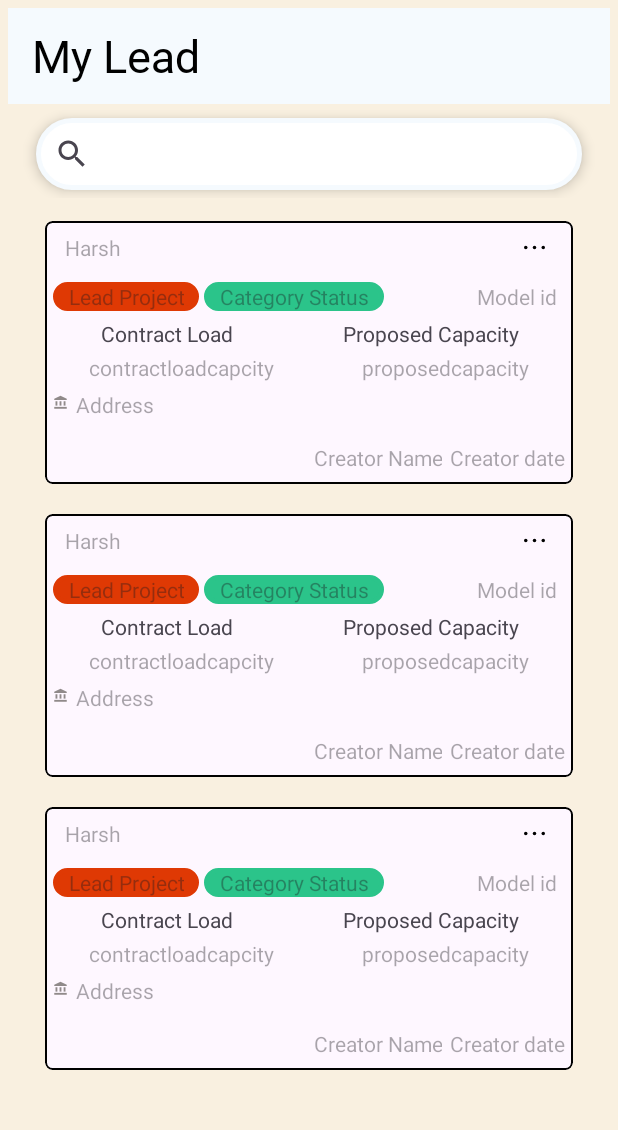
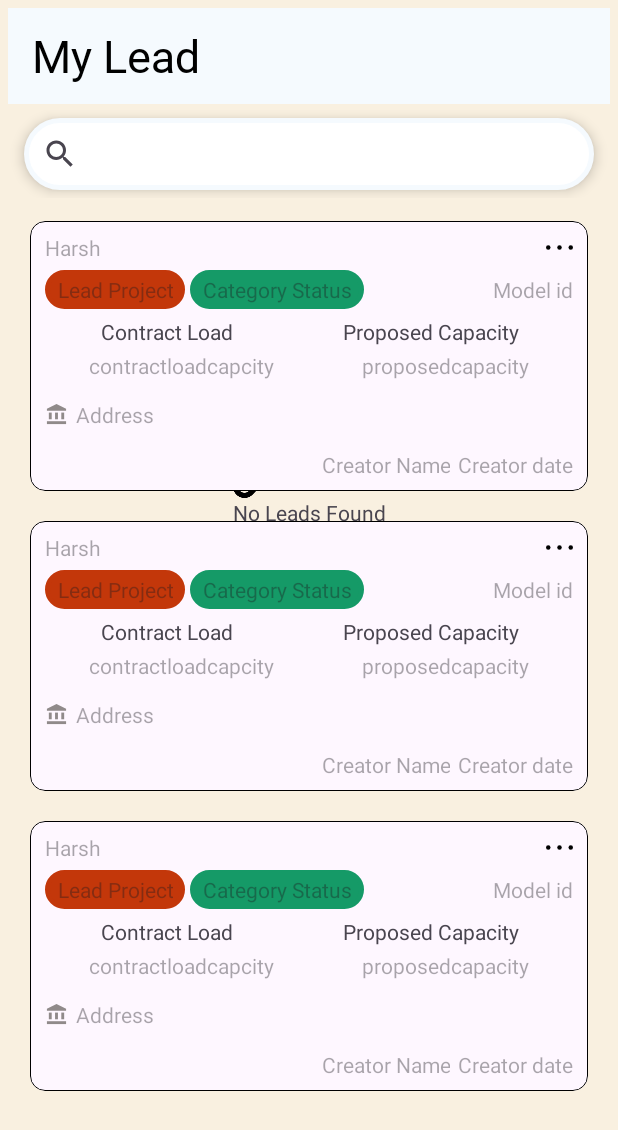
Before and after one commit to harsh23-06/AhaSolar_app, an Android app: the layout activity_lead_list.xml on its own in the app's theme, with its tools: preview values and no code run, on a phone screen of 412 x 824 dp. Shown: the top 1130 px of the screen. Run offline under Robolectric (Android 15) with nearby library versions, the phone set to English and light mode, and no system bars.

```diff
--- /dev/null
+++ b/app/src/main/java/com/example/ahasolarapp/model/OtpVerifyRequest.kt
@@ -0,0 +1,6 @@
+package com.example.ahasolarapp.model
+
+data class OtpVerifyRequest(
+    val mobile: String,
+    val otp: String
+)
--- a/app/src/main/res/layout/activity_lead_list.xml
+++ b/app/src/main/res/layout/activity_lead_list.xml
@@ -67,14 +67,38 @@
             android:id="@+id/search_bar"
             android:layout_width="match_parent"
             android:layout_height="match_parent"
-            android:layout_marginHorizontal="20dp"
+            android:layout_marginHorizontal="12dp"
             android:layout_marginTop="5dp"
             android:layout_marginBottom="5dp"
             android:elevation="5dp"
+            app:queryBackground="@null"
             android:focusable="true"
             android:background="@drawable/custom_search"
             app:queryHint="@string/search_here">
         </androidx.appcompat.widget.SearchView>
+        </LinearLayout>
+
+
+        <LinearLayout
+            android:layout_width="wrap_content"
+            android:layout_height="wrap_content"
+            android:layout_marginTop="110dp"
+            app:layout_constraintTop_toBottomOf="@id/search_barLL"
+            app:layout_constraintStart_toStartOf="parent"
+            app:layout_constraintEnd_toEndOf="parent"
+            android:id="@+id/no_res_foundLL"
+            android:orientation="vertical">
+
+            <ImageView
+                android:layout_width="90dp"
+                android:layout_height="90dp"
+                android:src="@drawable/no_results"
+                android:id="@+id/noResImg"/>
+            <TextView
+                android:layout_width="wrap_content"
+                android:layout_height="wrap_content"
+                android:id="@+id/noResult"
+                android:text="No Leads Found"/>
         </LinearLayout>
 
         <androidx.recyclerview.widget.RecyclerView
--- a/app/src/main/res/layout/lead_item.xml
+++ b/app/src/main/res/layout/lead_item.xml
@@ -13,24 +13,27 @@
     <com.google.android.material.card.MaterialCardView
         android:layout_width="match_parent"
         android:layout_height="wrap_content"
-        android:layout_margin="10dp"
+        android:layout_marginTop="10dp"
+        android:layout_marginBottom="10dp"
         android:elevation="5dp"
+        android:shadowColor="#535353"
         android:background="@color/off_white"
         app:strokeColor="@color/black"
-        app:cardCornerRadius="5dp">
+        app:strokeWidth="0.5dp"
+        app:cardCornerRadius="10dp">
 
         <androidx.constraintlayout.widget.ConstraintLayout
             android:layout_width="match_parent"
             android:layout_height="match_parent"
+            android:layout_marginHorizontal="10dp"
             >
 
             <LinearLayout
                 android:id="@+id/linearLayout1"
                 android:layout_width="match_parent"
                 android:layout_height="wrap_content"
-                android:layout_marginHorizontal="5dp"
                 android:orientation="horizontal"
-
+                android:layout_marginTop="8dp"
                 app:layout_constraintStart_toStartOf="parent"
                 app:layout_constraintTop_toTopOf="parent">
 
@@ -43,17 +46,14 @@
                     android:maxLength="25"
                     android:hint="Harsh"
                     android:maxLines="1"
-                    android:padding="8dp"
-                    android:text="@{model.projectName+` (`+String.valueOf(model.pvCapacity)+` kW)`}"
+                    android:text="@{model.projectName + ` (` + (model.pvCapacity &lt; 0.0 ? `-` : String.valueOf(model.pvCapacity)) + ` kW)`}"
                     />
 
                 <ImageView
                     android:id="@+id/popupMenu"
-                    android:layout_width="30dp"
-                    android:layout_height="30dp"
+                    android:layout_width="18dp"
+                    android:layout_height="18dp"
                     android:layout_gravity="center_vertical"
-                    android:layout_marginEnd="5dp"
-                    android:padding="8dp"
                     android:src="@drawable/menu_dots" />
             </LinearLayout>
 
@@ -61,7 +61,6 @@
                 android:id="@+id/linearLayout2"
                 android:layout_width="match_parent"
                 android:layout_height="wrap_content"
-                android:layout_marginHorizontal="5dp"
                 android:layout_marginTop="5dp"
                 android:orientation="horizontal"
                 app:layout_constraintStart_toStartOf="parent"
@@ -73,10 +72,11 @@
                     android:layout_width="wrap_content"
                     android:layout_height="wrap_content"
                     android:gravity="center"
-                    android:backgroundTint="#DF3904"
+                    android:backgroundTint="#C3370A"
                     android:background="@drawable/textview"
                     android:textColor="@color/white"
-                    android:paddingHorizontal="10dp"
+                    android:paddingHorizontal="8dp"
+                    android:paddingVertical="3dp"
                     android:hint="Lead Project"
                     android:text="@{model.categoryName.empty?`-`:model.categoryName}" />
 
@@ -85,15 +85,16 @@
                     android:layout_height="wrap_content"
                     android:gravity="center"
                     android:background="@drawable/textview"
-                    android:backgroundTint="#2BC48A"
+                    android:backgroundTint="#159A67"
+                    android:textColor="@color/white"
                     android:layout_marginHorizontal="3dp"
-                    android:paddingHorizontal="10dp"
+                    android:paddingHorizontal="8dp"
+                    android:paddingVertical="3dp"
                     android:hint="Category Status"
                     android:text="@{model.statusName}"/>
                 <TextView
                     android:layout_width="wrap_content"
                     android:layout_height="wrap_content"
-                    android:layout_marginHorizontal="5dp"
                     android:layout_weight="1"
                     android:gravity="end"
                     android:hint="Model id"
@@ -130,6 +131,7 @@
                 android:layout_width="match_parent"
                 android:layout_height="wrap_content"
                 android:layout_marginTop="3dp"
+                android:gravity="center"
                 app:layout_constraintStart_toStartOf="parent"
                 app:layout_constraintTop_toBottomOf="@id/linearLayout3">
 
@@ -157,25 +159,27 @@
                 android:layout_width="match_parent"
                 android:layout_height="wrap_content"
                 android:layout_marginTop="5dp"
-                android:layout_marginHorizontal="5dp"
                 android:orientation="horizontal"
                 app:layout_constraintStart_toStartOf="parent"
                 app:layout_constraintTop_toBottomOf="@id/linearLayout4">
 
                 <ImageView
-                    android:layout_width="10dp"
-                    android:layout_height="10dp"
-                    android:layout_marginTop="3dp"
+                    android:layout_width="15dp"
+                    android:layout_height="15dp"
+                    android:layout_gravity="center"
                     android:src="@drawable/baseline_account_balance_24" />
 
                 <TextView
                     android:layout_width="0dp"
                     android:layout_height="wrap_content"
+                    android:layout_weight="1"
                     android:layout_marginStart="5dp"
-                    android:layout_weight="1"
                     android:ellipsize="end"
                     android:maxLines="2"
                     android:lines="2"
+                    android:gravity="center"
+                    android:textAlignment="viewStart"
+                    android:layout_gravity="center"
                     android:hint="Address"
                     android:text="@{model.address.empty?`-`:model.address}"/>
             </LinearLayout>
@@ -184,6 +188,7 @@
                 android:id="@+id/linearLayout6"
                 android:layout_width="match_parent"
                 android:layout_height="wrap_content"
+                android:layout_marginTop="6dp"
                 android:layout_marginBottom="8dp"
                 android:gravity="end"
                 app:layout_constraintStart_toStartOf="parent"
@@ -202,7 +207,6 @@
                 <TextView
                     android:layout_height="wrap_content"
                     android:layout_width="wrap_content"
-                    android:layout_marginEnd="5dp"
                     android:hint="Creator date"
                     android:text="@{model.createdAt}"
                     />
```
Also changed, not shown: app/src/main/java/com/example/ahasolarapp/LeadListActivity.kt (+11 -7 lines), app/src/main/java/com/example/ahasolarapp/activities/LoginActivity.kt (+45 -15 lines), app/src/main/java/com/example/ahasolarapp/adapter/LeadListAdapter.kt (+7 -0 lines), app/src/main/java/com/example/ahasolarapp/api/ApiService.kt (+8 -0 lines), app/src/main/java/com/example/ahasolarapp/model/LeadModel.kt (+25 -3 lines), app/src/main/java/com/example/ahasolarapp/repository/LeadRepository.kt (+7 -0 lines), app/src/main/java/com/example/ahasolarapp/viewmodel/LeadViewModel.kt (+23 -0 lines), app/src/main/res/drawable/no_results.png (added).
